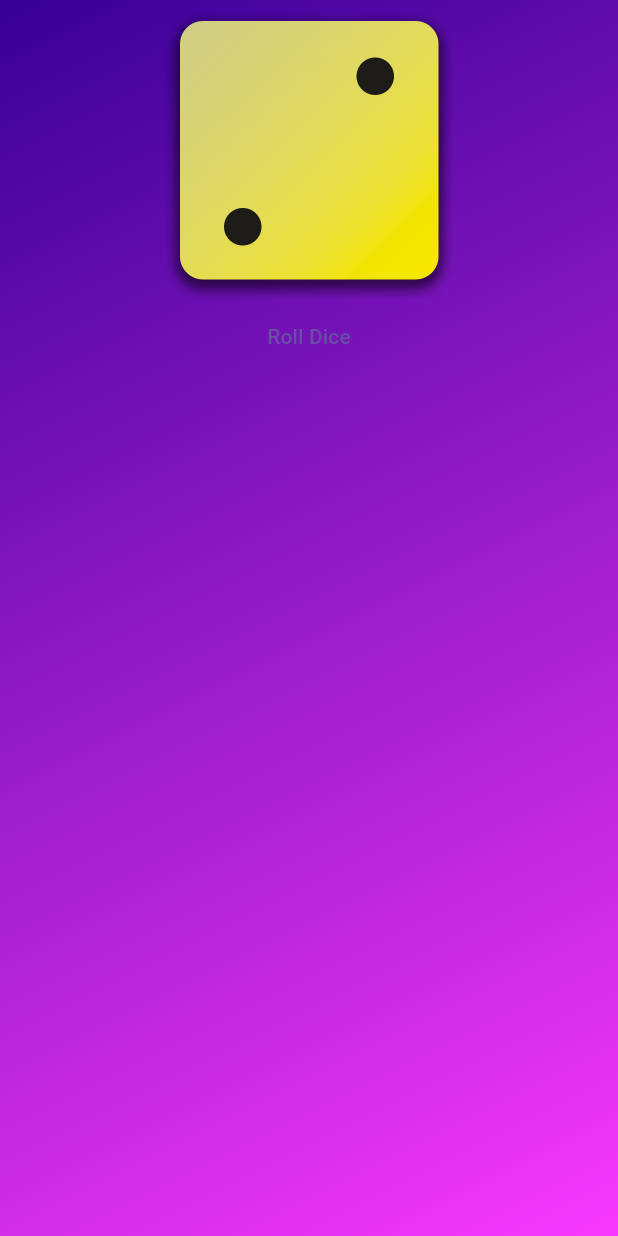
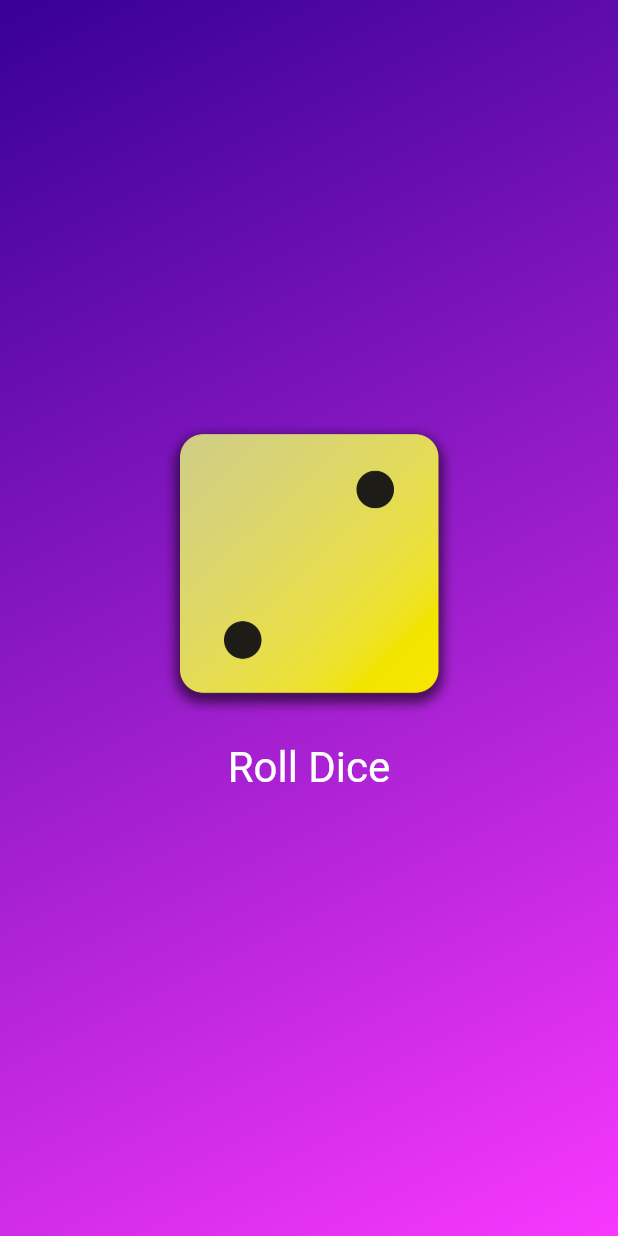
Before and after one commit to jhnnyk/dice_roller, a Flutter app: the screen it shows after launch, on a phone screen of 412 x 824 dp. Run offline on Flutter 3.47's test engine with Material 3 defaults, Android fonts, the phone set to English and light mode, and no system bars.

Commit message:
styling button

```diff
--- a/lib/gradient_container.dart
+++ b/lib/gradient_container.dart
@@ -19,6 +19,9 @@ class GradientContainer extends StatelessWidget {
       ),
       child: Center(
         child: Column(
+          // make the column as small as possible so that
+          // the Center widget can still center it vertically
+          mainAxisSize: MainAxisSize.min,
           children: [
             Image.asset(
               'assets/images/dice-2.png',
@@ -26,6 +29,11 @@ class GradientContainer extends StatelessWidget {
             ),
             TextButton(
               onPressed: rollDice,
+              style: TextButton.styleFrom(
+                padding: const EdgeInsets.all(20),
+                foregroundColor: Colors.white,
+                textStyle: const TextStyle(fontSize: 28),
+              ),
               child: const Text('Roll Dice'),
             )
           ],
```
